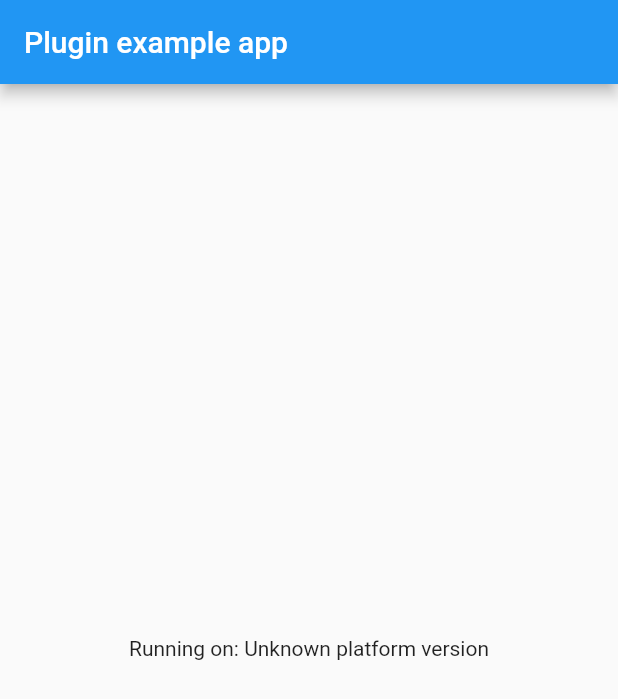
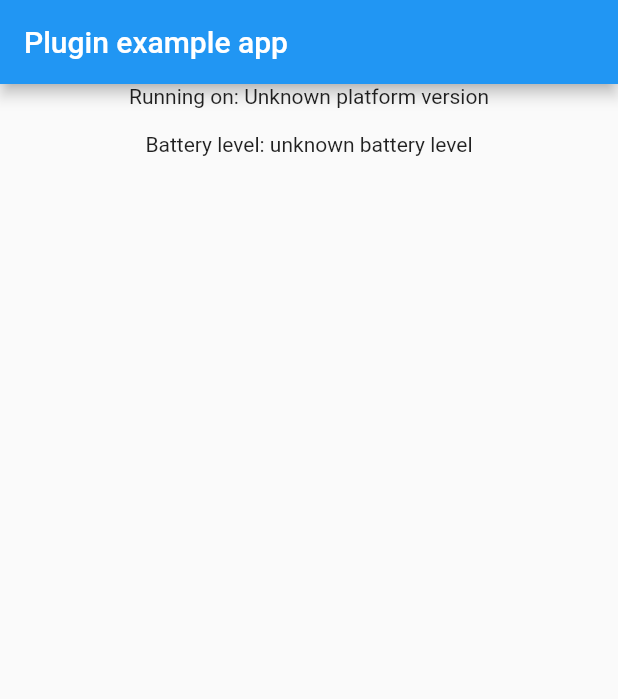
Before and after one commit to olbogdanov/Flutter-Training, a Flutter app: the screen it shows after launch, on a phone screen of 412 x 824 dp. Shown: the top 699 px of the screen. Run offline on Flutter 3.47's test engine with Material 2 defaults, Android fonts, the phone set to English and light mode, and no system bars; our stand-ins replace badges, go_router; missing offline and left inert: dart:html.

Commit message:
show battery level at ui

```diff
--- a/battery_level_plugin_starter/example/lib/main.dart
+++ b/battery_level_plugin_starter/example/lib/main.dart
@@ -1,8 +1,8 @@
-import 'package:flutter/material.dart';
 import 'dart:async';
 
+import 'package:battery_level/battery_level.dart';
+import 'package:flutter/material.dart';
 import 'package:flutter/services.dart';
-import 'package:battery_level/battery_level.dart';
 
 void main() {
   runApp(const MyApp());
@@ -17,6 +17,7 @@ class MyApp extends StatefulWidget {
 
 class _MyAppState extends State<MyApp> {
   String _platformVersion = 'Unknown';
+  String _batteryLevel = 'Unknown btl';
 
   @override
   void initState() {
@@ -36,6 +37,14 @@ class _MyAppState extends State<MyApp> {
       platformVersion = 'Failed to get platform version.';
     }
 
+    String batteryLevel;
+
+    try {
+      batteryLevel = await BatteryLevel.batteryLevel ?? 'unknown battery level';
+    } on PlatformException {
+      batteryLevel = 'battery level is not available';
+    }
+
     // If the widget was removed from the tree while the asynchronous platform
     // message was in flight, we want to discard the reply rather than calling
     // setState to update our non-existent appearance.
@@ -43,6 +52,7 @@ class _MyAppState extends State<MyApp> {
 
     setState(() {
       _platformVersion = platformVersion;
+      _batteryLevel = batteryLevel;
     });
   }
 
@@ -54,7 +64,12 @@ class _MyAppState extends State<MyApp> {
           title: const Text('Plugin example app'),
         ),
         body: Center(
-          child: Text('Running on: $_platformVersion\n'),
+          child: Column(
+            children: [
+              Text('Running on: $_platformVersion\n'),
+              Text('Battery level: $_batteryLevel\n'),
+            ],
+          ),
         ),
       ),
     );
--- a/battery_level_plugin_starter/lib/battery_level.dart
+++ b/battery_level_plugin_starter/lib/battery_level.dart
@@ -1,4 +1,3 @@
-
 import 'dart:async';
 
 import 'package:flutter/services.dart';
@@ -10,4 +9,9 @@ class BatteryLevel {
     final String? version = await _channel.invokeMethod('getPlatformVersion');
     return version;
   }
+
+  static Future<String?> get batteryLevel async {
+    final String? battery = await _channel.invokeMethod('getBatteryLevel');
+    return battery;
+  }
 }
```
